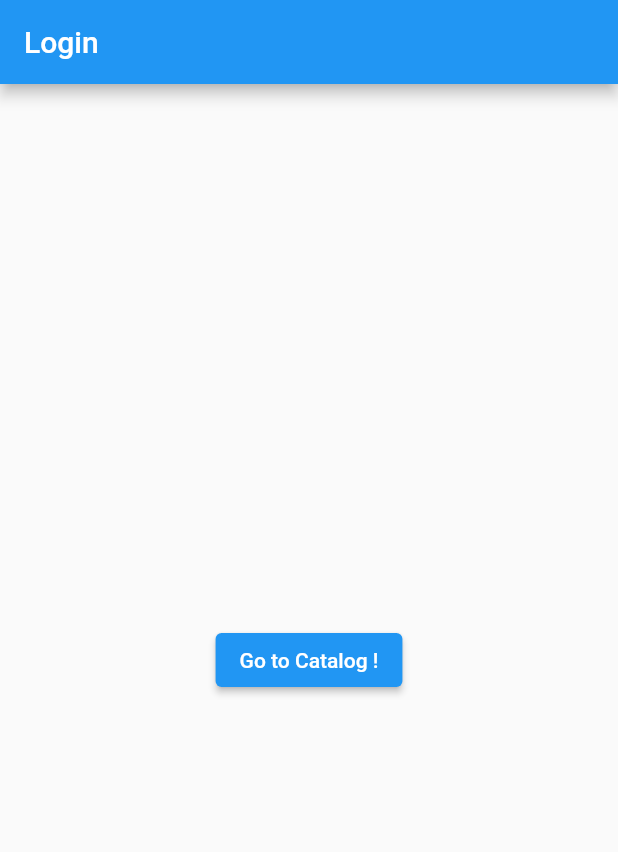
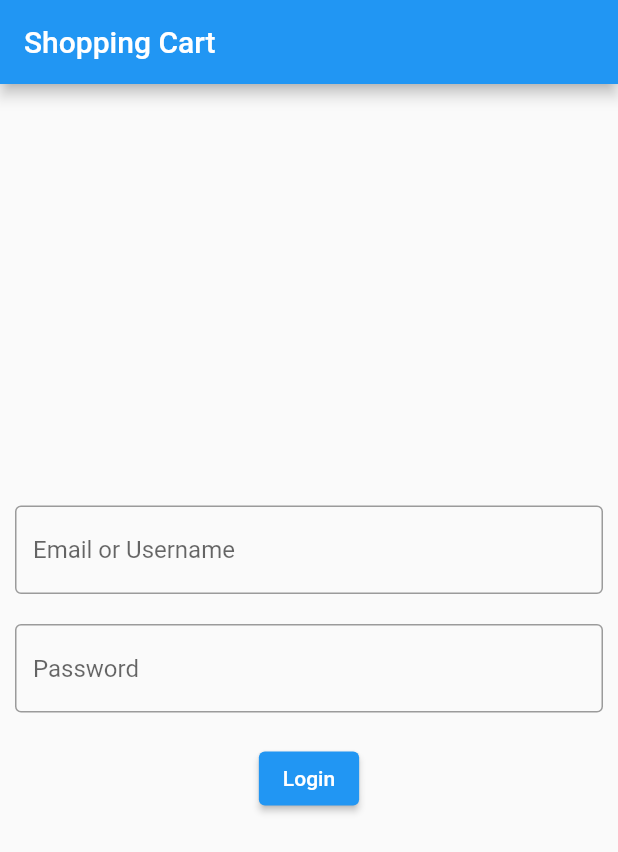
Before and after one commit to marwan-rashed/tutorial_flutter, a Flutter app: the screen it shows after launch, on a phone screen of 412 x 824 dp. Shown: the top 852 px of the screen. Run offline on Flutter 3.47's test engine with Material 2 defaults, Android fonts, the phone set to English and light mode, and no system bars.

Commit message:
Add login UI

```diff
--- a/lib/login.dart
+++ b/lib/login.dart
@@ -1,3 +1,5 @@
+// ignore_for_file: prefer_const_constructors, prefer_const_literals_to_create_immutables, unused_import
+
 import 'package:flutter/material.dart';
 import 'catalog.dart';
 
@@ -8,13 +10,36 @@ class Login extends StatelessWidget {
   Widget build(BuildContext context) {
     return Scaffold(
         appBar: AppBar(
-        title: const Text('Login'),
+          title: const Text('Shopping Cart'),
         ),
         body: Center(
+          child: Column(
+            mainAxisAlignment: MainAxisAlignment.center,
+            children: [
+              Padding(
+                padding: EdgeInsets.all(10),
+                child: TextField(
+                  decoration: InputDecoration(
+                    border: OutlineInputBorder(),
+                    hintText: 'Email or Username',
+                  ),
+                ),
+              ),
+              Padding(
+                padding: EdgeInsets.all(10),
+                child: TextField(
+                  obscureText: true,
+                  decoration: InputDecoration(
+                    border: OutlineInputBorder(),
+                    hintText: 'Password',
+                  ),
+                ),
+              ),
+              Padding(
+                padding: EdgeInsets.all(10),
                 child: ElevatedButton(
-          child: const Text('Go to Catalog !'),
+                  child: Text('Login'),
                   onPressed: () {
-            // Navigate to second route when tapped.
                     Navigator.push(
                       context,
                       MaterialPageRoute(builder: (context) => const Catalog()),
@@ -22,6 +47,8 @@ class Login extends StatelessWidget {
                   },
                 ),
               ),
-    );
+            ],
+          ),
+        ));
   }
 }
```
Lines whose indentation alone changed are shown as unchanged.
